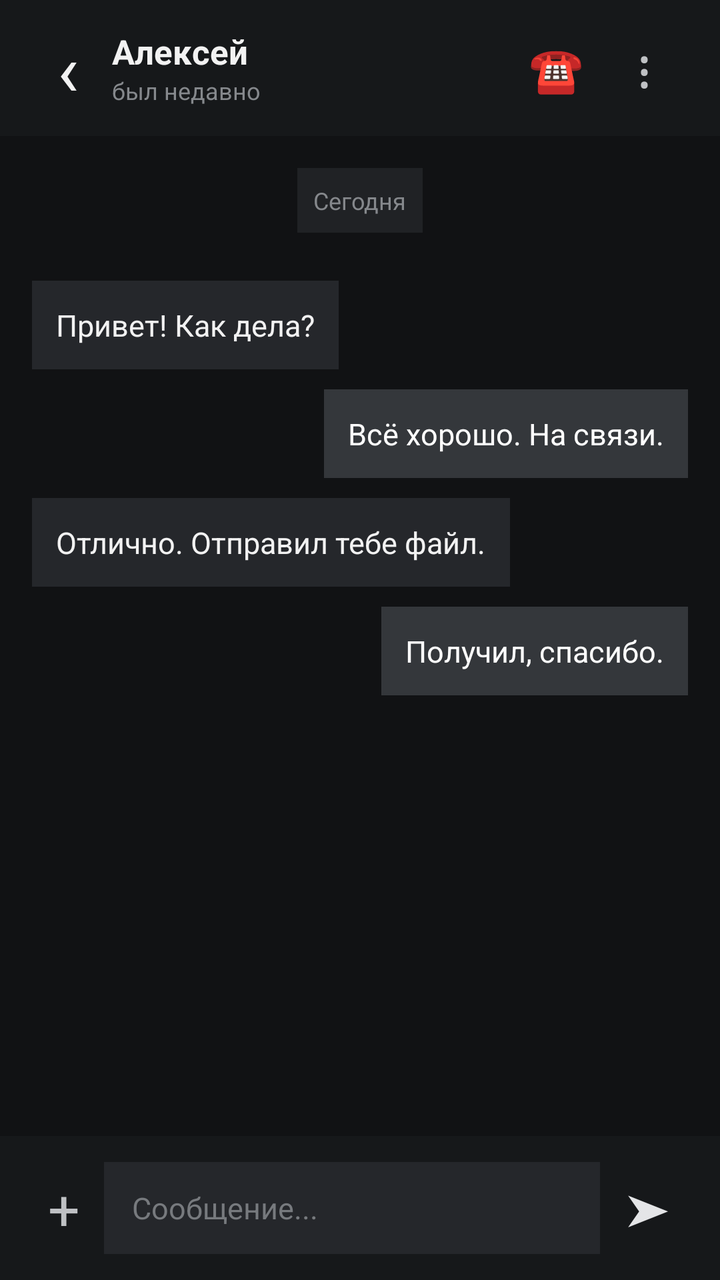
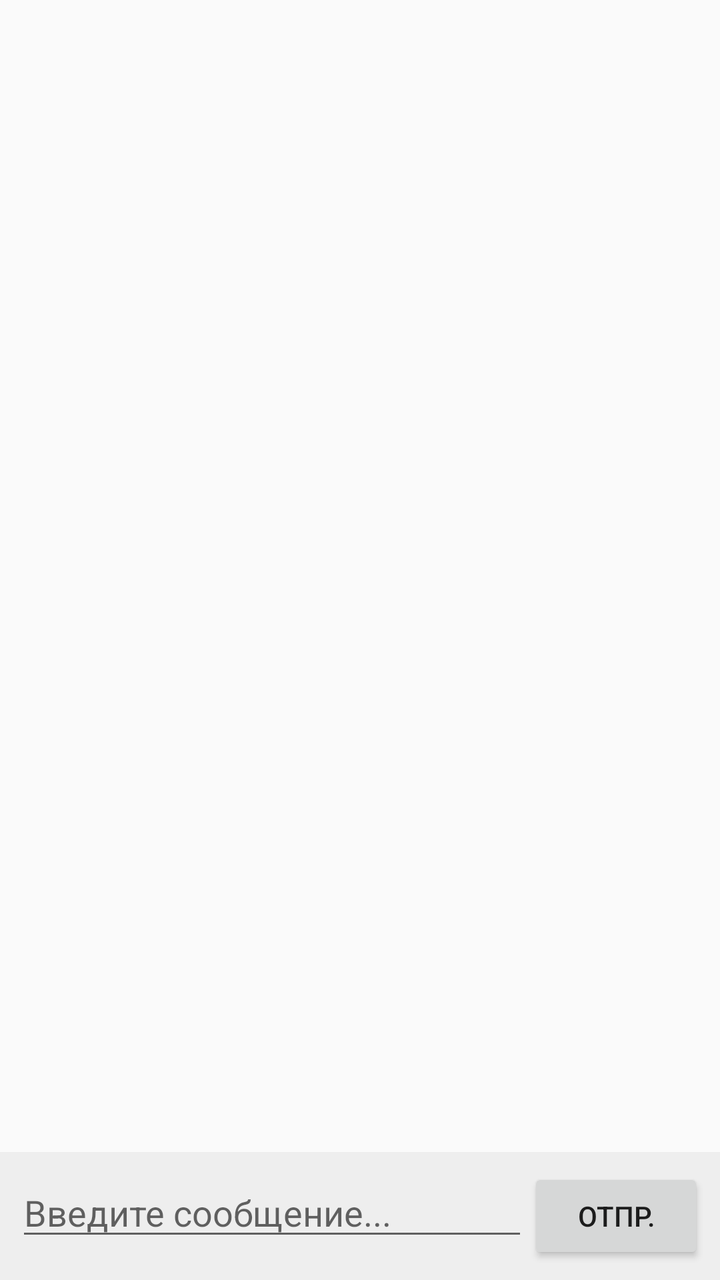

The first picture is an Android layout as it rendered before a commit; the second is the same layout after the commit. The layout source and the unified diff follow.
<!-- AndroidManifest.xml: application theme Theme.Almanac -->
<!-- res/layout/activity_chat.xml -->
<?xml version="1.0" encoding="utf-8"?>
<LinearLayout xmlns:android="http://schemas.android.com/apk/res/android"
    android:layout_width="match_parent"
    android:layout_height="match_parent"
    android:orientation="vertical"
    android:background="#111214">

    <LinearLayout
        android:layout_width="match_parent"
        android:layout_height="68dp"
        android:gravity="center_vertical"
        android:paddingStart="12dp"
        android:paddingEnd="16dp"
        android:background="#16181A">

        <TextView
            android:id="@+id/backButton"
            android:layout_width="44dp"
            android:layout_height="match_parent"
            android:gravity="center"
            android:text="‹"
            android:textColor="#F2F2F2"
            android:textSize="36sp" />

        <LinearLayout
            android:layout_width="0dp"
            android:layout_height="wrap_content"
            android:layout_weight="1"
            android:orientation="vertical">

            <TextView
                android:id="@+id/contactName"
                android:layout_width="wrap_content"
                android:layout_height="wrap_content"
                android:text="Алексей"
                android:textColor="#F2F2F2"
                android:textSize="17sp"
                android:textStyle="bold" />

            <TextView
                android:layout_width="wrap_content"
                android:layout_height="wrap_content"
                android:text="был недавно"
                android:textColor="#85888C"
                android:textSize="12sp" />
        </LinearLayout>

        <TextView
            android:layout_width="44dp"
            android:layout_height="match_parent"
            android:gravity="center"
            android:text="☎"
            android:textColor="#BFC1C4"
            android:textSize="22sp" />

        <TextView
            android:layout_width="44dp"
            android:layout_height="match_parent"
            android:gravity="center"
            android:text="⋮"
            android:textColor="#BFC1C4"
            android:textSize="26sp" />
    </LinearLayout>

    <ScrollView
        android:layout_width="match_parent"
        android:layout_height="0dp"
        android:layout_weight="1"
        android:fillViewport="true"
        android:padding="16dp">

        <LinearLayout
            android:layout_width="match_parent"
            android:layout_height="wrap_content"
            android:orientation="vertical">

            <TextView
                android:layout_width="wrap_content"
                android:layout_height="wrap_content"
                android:layout_gravity="center_horizontal"
                android:layout_marginBottom="24dp"
                android:background="#202225"
                android:padding="8dp"
                android:text="Сегодня"
                android:textColor="#85888C"
                android:textSize="12sp" />

            <TextView
                android:layout_width="wrap_content"
                android:layout_height="wrap_content"
                android:layout_gravity="start"
                android:layout_marginBottom="10dp"
                android:background="#25272B"
                android:padding="12dp"
                android:text="Привет! Как дела?"
                android:textColor="#F2F2F2"
                android:textSize="15sp" />

            <TextView
                android:layout_width="wrap_content"
                android:layout_height="wrap_content"
                android:layout_gravity="end"
                android:layout_marginBottom="10dp"
                android:background="#34373B"
                android:padding="12dp"
                android:text="Всё хорошо. На связи."
                android:textColor="#FFFFFF"
                android:textSize="15sp" />

            <TextView
                android:layout_width="wrap_content"
                android:layout_height="wrap_content"
                android:layout_gravity="start"
                android:layout_marginBottom="10dp"
                android:background="#25272B"
                android:padding="12dp"
                android:text="Отлично. Отправил тебе файл."
                android:textColor="#F2F2F2"
                android:textSize="15sp" />

            <TextView
                android:layout_width="wrap_content"
                android:layout_height="wrap_content"
                android:layout_gravity="end"
                android:background="#34373B"
                android:padding="12dp"
                android:text="Получил, спасибо."
                android:textColor="#FFFFFF"
                android:textSize="15sp" />

        </LinearLayout>
    </ScrollView>

    <LinearLayout
        android:layout_width="match_parent"
        android:layout_height="72dp"
        android:gravity="center_vertical"
        android:paddingStart="12dp"
        android:paddingEnd="12dp"
        android:background="#16181A">

        <TextView
            android:layout_width="40dp"
            android:layout_height="48dp"
            android:gravity="center"
            android:text="+"
            android:textColor="#BFC1C4"
            android:textSize="28sp" />

        <EditText
            android:id="@+id/messageInput"
            android:layout_width="0dp"
            android:layout_height="46dp"
            android:layout_weight="1"
            android:background="#25272B"
            android:hint="Сообщение..."
            android:paddingStart="14dp"
            android:paddingEnd="14dp"
            android:singleLine="true"
            android:textColor="#F2F2F2"
            android:textColorHint="#777A7E"
            android:textSize="15sp" />

        <TextView
            android:id="@+id/sendButton"
            android:layout_width="48dp"
            android:layout_height="48dp"
            android:gravity="center"
            android:text="➤"
            android:textColor="#E4E5E7"
            android:textSize="22sp" />
    </LinearLayout>

</LinearLayout>
<!-- resources referenced by this layout -->
<resources>
  <style name="Theme.Almanac" parent="Theme.AppCompat.Light.DarkActionBar" />
</resources>

<!-- the commit's change to res/layout/activity_chat.xml (unified diff, before → after) -->
@@ -2,173 +2,47 @@
 <LinearLayout xmlns:android="http://schemas.android.com/apk/res/android"
     android:layout_width="match_parent"
     android:layout_height="match_parent"
-    android:orientation="vertical"
-    android:background="#111214">
+    android:orientation="vertical">
 
-    <LinearLayout
-        android:layout_width="match_parent"
-        android:layout_height="68dp"
-        android:gravity="center_vertical"
-        android:paddingStart="12dp"
-        android:paddingEnd="16dp"
-        android:background="#16181A">
-
-        <TextView
-            android:id="@+id/backButton"
-            android:layout_width="44dp"
-            android:layout_height="match_parent"
-            android:gravity="center"
-            android:text="‹"
-            android:textColor="#F2F2F2"
-            android:textSize="36sp" />
-
-        <LinearLayout
-            android:layout_width="0dp"
-            android:layout_height="wrap_content"
-            android:layout_weight="1"
-            android:orientation="vertical">
-
-            <TextView
-                android:id="@+id/contactName"
-                android:layout_width="wrap_content"
-                android:layout_height="wrap_content"
-                android:text="Алексей"
-                android:textColor="#F2F2F2"
-                android:textSize="17sp"
-                android:textStyle="bold" />
-
-            <TextView
-                android:layout_width="wrap_content"
-                android:layout_height="wrap_content"
-                android:text="был недавно"
-                android:textColor="#85888C"
-                android:textSize="12sp" />
-        </LinearLayout>
-
-        <TextView
-            android:layout_width="44dp"
-            android:layout_height="match_parent"
-            android:gravity="center"
-            android:text="☎"
-            android:textColor="#BFC1C4"
-            android:textSize="22sp" />
-
-        <TextView
-            android:layout_width="44dp"
-            android:layout_height="match_parent"
-            android:gravity="center"
-            android:text="⋮"
-            android:textColor="#BFC1C4"
-            android:textSize="26sp" />
-    </LinearLayout>
-
+    
     <ScrollView
+        android:id="@+id/messagesScroll"
         android:layout_width="match_parent"
         android:layout_height="0dp"
         android:layout_weight="1"
-        android:fillViewport="true"
-        android:padding="16dp">
+        android:fillViewport="true">
 
         <LinearLayout
+            android:id="@+id/messagesContainer"
             android:layout_width="match_parent"
             android:layout_height="wrap_content"
-            android:orientation="vertical">
-
-            <TextView
-                android:layout_width="wrap_content"
-                android:layout_height="wrap_content"
-                android:layout_gravity="center_horizontal"
-                android:layout_marginBottom="24dp"
-                android:background="#202225"
-                android:padding="8dp"
-                android:text="Сегодня"
-                android:textColor="#85888C"
-                android:textSize="12sp" />
-
-            <TextView
-                android:layout_width="wrap_content"
-                android:layout_height="wrap_content"
-                android:layout_gravity="start"
-                android:layout_marginBottom="10dp"
-                android:background="#25272B"
-                android:padding="12dp"
-                android:text="Привет! Как дела?"
-                android:textColor="#F2F2F2"
-                android:textSize="15sp" />
-
-            <TextView
-                android:layout_width="wrap_content"
-                android:layout_height="wrap_content"
-                android:layout_gravity="end"
-                android:layout_marginBottom="10dp"
-                android:background="#34373B"
-                android:padding="12dp"
-                android:text="Всё хорошо. На связи."
-                android:textColor="#FFFFFF"
-                android:textSize="15sp" />
-
-            <TextView
-                android:layout_width="wrap_content"
-                android:layout_height="wrap_content"
-                android:layout_gravity="start"
-                android:layout_marginBottom="10dp"
-                android:background="#25272B"
-                android:padding="12dp"
-                android:text="Отлично. Отправил тебе файл."
-                android:textColor="#F2F2F2"
-                android:textSize="15sp" />
-
-            <TextView
-                android:layout_width="wrap_content"
-                android:layout_height="wrap_content"
-                android:layout_gravity="end"
-                android:background="#34373B"
-                android:padding="12dp"
-                android:text="Получил, спасибо."
-                android:textColor="#FFFFFF"
-                android:textSize="15sp" />
-
-        </LinearLayout>
+            android:orientation="vertical"
+            android:padding="16dp" />
     </ScrollView>
 
+    
     <LinearLayout
         android:layout_width="match_parent"
-        android:layout_height="72dp"
-        android:gravity="center_vertical"
-        android:paddingStart="12dp"
-        android:paddingEnd="12dp"
-        android:background="#16181A">
-
-        <TextView
-            android:layout_width="40dp"
-            android:layout_height="48dp"
-            android:gravity="center"
-            android:text="+"
-            android:textColor="#BFC1C4"
-            android:textSize="28sp" />
+        android:layout_height="wrap_content"
+        android:orientation="horizontal"
+        android:padding="8dp"
+        android:background="#EEEEEE">
 
         <EditText
             android:id="@+id/messageInput"
             android:layout_width="0dp"
-            android:layout_height="46dp"
+            android:layout_height="wrap_content"
             android:layout_weight="1"
-            android:background="#25272B"
-            android:hint="Сообщение..."
-            android:paddingStart="14dp"
-            android:paddingEnd="14dp"
-            android:singleLine="true"
-            android:textColor="#F2F2F2"
-            android:textColorHint="#777A7E"
-            android:textSize="15sp" />
+            android:hint="Введите сообщение..."
+            android:inputType="textShortMessage|textMultiLine"
+            android:maxLines="4" />
 
-        <TextView
+        <Button
             android:id="@+id/sendButton"
-            android:layout_width="48dp"
-            android:layout_height="48dp"
-            android:gravity="center"
-            android:text="➤"
-            android:textColor="#E4E5E7"
-            android:textSize="22sp" />
+            android:layout_width="wrap_content"
+            android:layout_height="wrap_content"
+            android:layout_gravity="bottom"
+            android:text="Отпр." />
     </LinearLayout>
 
 </LinearLayout>
